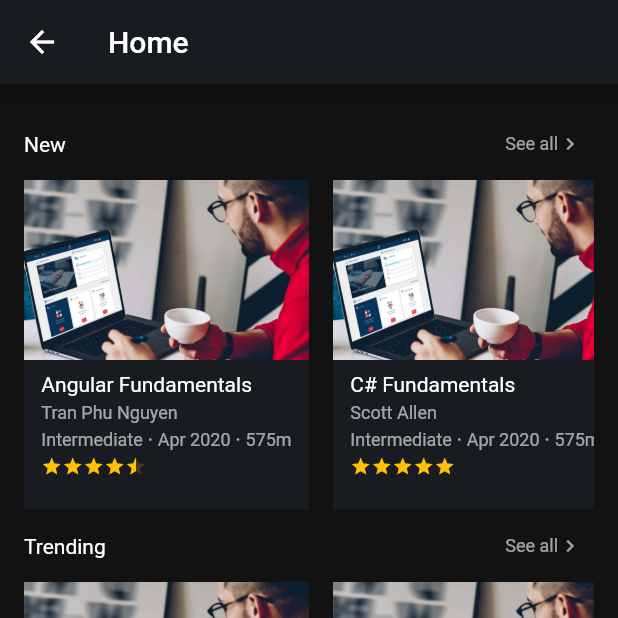
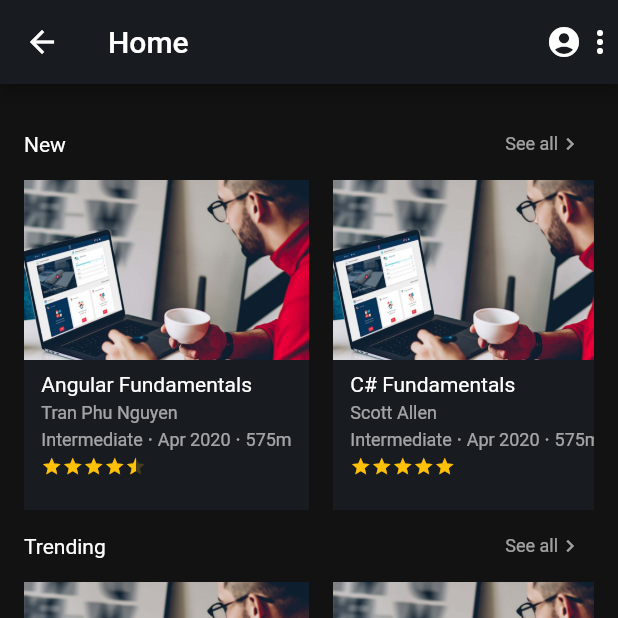
Before and after one commit to tranphunguyen98/MyOnlineLearning, a Flutter app: the HomeScreen screen opened by its route, on a phone screen of 412 x 824 dp, the top half of it. Run offline on Flutter 3.47's test engine with Material 2 defaults, Android fonts, the phone set to English and light mode, and no system bars; drawn by our look-alikes of flutter_rating_bar; our stand-ins replace flutter_svg.

Commit message:
feat (Account): Created UI

```diff
--- a/lib/main.dart
+++ b/lib/main.dart
@@ -1,5 +1,5 @@
 import 'package:flutter/material.dart';
-import 'package:my_online_learning/presentation/screen/Authentication/start/sc_start.dart';
+import 'package:my_online_learning/presentation/screen/browse_courses/home/sc_home.dart';
 import 'package:my_online_learning/presentation/screen/router.dart';
 
 void main() {
@@ -15,8 +15,8 @@ class MyApp extends StatelessWidget {
         theme: ThemeData(
           visualDensity: VisualDensity.adaptivePlatformDensity,
         ),
-        initialRoute: MyRouter.HOME_PAGE,
+        initialRoute: MyRouter.ACCOUNT,
         onGenerateRoute: MyRouter.generateRoute,
-        home: StartScreen());
+        home: HomeScreen());
   }
 }
--- a/lib/presentation/screen/browse_courses/home/sc_home.dart
+++ b/lib/presentation/screen/browse_courses/home/sc_home.dart
@@ -12,6 +12,16 @@ class HomeScreen extends StatelessWidget {
       appBar: AppBar(
         title: Text("Home"),
         backgroundColor: COLOR_CONST.GRAY_DARK,
+        actions: [
+          Icon(
+            Icons.account_circle,
+            color: Colors.white,
+          ),
+          Icon(
+            Icons.more_vert,
+            color: Colors.white,
+          ),
+        ],
       ),
       body: Container(
         color: COLOR_CONST.BACKGROUND_DARK,
--- a/lib/presentation/screen/router.dart
+++ b/lib/presentation/screen/router.dart
@@ -1,4 +1,5 @@
 import 'package:flutter/material.dart';
+import 'package:my_online_learning/presentation/screen/AccountManager/Account/sc_account.dart';
 import 'package:my_online_learning/presentation/screen/Authentication/change_password/sc_change_password.dart';
 import 'package:my_online_learning/presentation/screen/Authentication/register/sc_register.dart';
 import 'package:my_online_learning/presentation/screen/Authentication/reset_password/sc_reset_password.dart';
@@ -11,6 +12,7 @@ import 'browse_courses/home/sc_home.dart';
 
 class MyRouter {
   static const String HOME_PAGE = '/home_page';
+  static const String ACCOUNT = '/account';
   static const String HOME = '/home';
   static const String LIST_COURSE = '/list_course';
   static const String START = '/start';
@@ -24,6 +26,8 @@ class MyRouter {
     switch (settings.name) {
       case HOME_PAGE:
         return MaterialPageRoute(builder: (_) => HomePage());
+      case ACCOUNT:
+        return MaterialPageRoute(builder: (_) => AccountScreen());
       case HOME:
         return MaterialPageRoute(builder: (_) => HomeScreen());
       case LOGIN:
--- a/lib/utils/my_const/STYLE_CONST.dart
+++ b/lib/utils/my_const/STYLE_CONST.dart
@@ -3,7 +3,14 @@ import 'package:flutter/material.dart';
 class STYLE_CONST {
   static const TextStyle textRegular =
       TextStyle(color: Colors.white, fontSize: 14);
-
+  static const TextStyle textMedium =
+      TextStyle(color: Colors.white, fontSize: 16);
+  static const TextStyle textRegularGray = TextStyle(
+    color: Colors.grey,
+    fontSize: 14,
+  );
+  static const TextStyle textTitle =
+      TextStyle(color: Colors.white, fontSize: 18);
   static const TextStyle textSmallWhite60 =
       TextStyle(color: Colors.white60, fontSize: 12);
 }
```
Also changed, not shown: lib/presentation/screen/AccountManager/Account/sc_account.dart (+93 -0 lines), images/account_circle.png (added), images/account_circle.svg (added).
